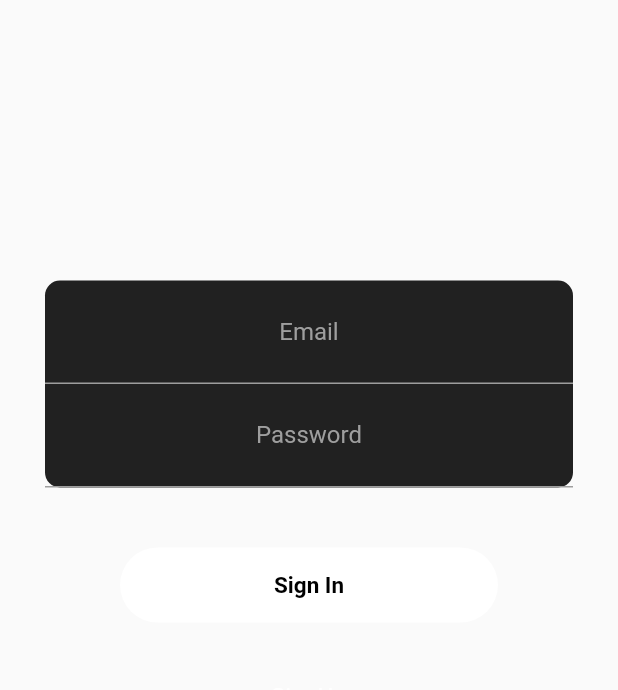
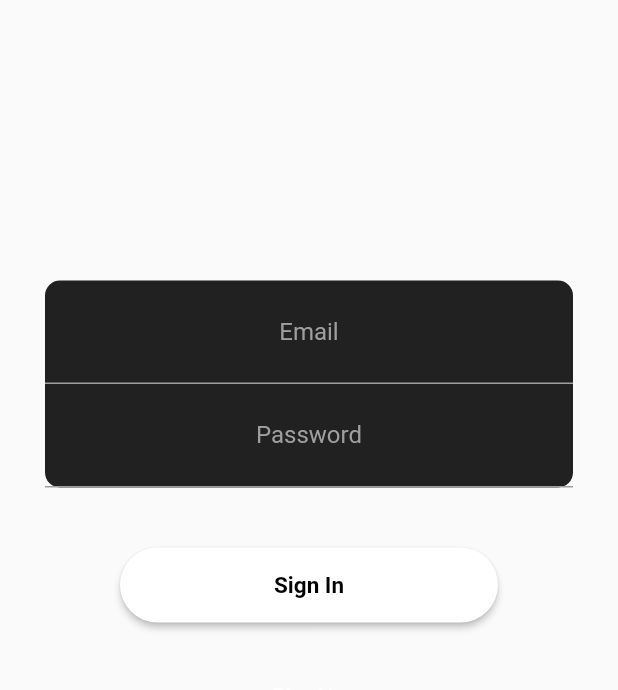
Before and after one commit to Rabeea-R/fitness_app, a Flutter app: the Input widget shown alone on an empty page, opened directly, on a phone screen of 412 x 824 dp, the part 480-1170 px from its top. Run offline on Flutter 3.47's test engine with Material 2 defaults, Android fonts, the phone set to English and light mode, and no system bars; our stand-ins replace intro_slider.

Commit message:
button changes

```diff
--- a/fitness_app/lib/input.dart
+++ b/fitness_app/lib/input.dart
@@ -21,7 +21,7 @@ class Input extends StatelessWidget {
               ),
             ),
           ),
-          SizedBox(
+          const SizedBox(
             height: 40,
           ),
           Container(
@@ -29,14 +29,14 @@ class Input extends StatelessWidget {
                 color: Colors.black87, borderRadius: BorderRadius.circular(10)),
             child: InputField(),
           ),
-          SizedBox(
+          const SizedBox(
             height: 40,
           ),
           LoginButtons(),
-          SizedBox(
+          const SizedBox(
             height: 40,
           ),
-          Text(
+          const Text(
             "SignUp",
             style: TextStyle(
               color: Colors.white,
--- a/fitness_app/lib/loginbuttons.dart
+++ b/fitness_app/lib/loginbuttons.dart
@@ -1,4 +1,5 @@
 import 'package:flutter/material.dart';
+import 'plans.dart';
 
 class LoginButtons extends StatelessWidget {
   @override
@@ -6,15 +7,37 @@ class LoginButtons extends StatelessWidget {
     return Container(
       height: 50,
       margin: EdgeInsets.symmetric(horizontal: 50),
-      decoration: BoxDecoration(
-        color: Colors.white,
-        borderRadius: BorderRadius.circular(30),
-      ),
-      child: Center(
-        child: Text(
-          "Sign In",
-          style: TextStyle(
-              color: Colors.black, fontSize: 15, fontWeight: FontWeight.bold),
+
+      // decoration: BoxDecoration(
+      //   color: Colors.white,
+      //   borderRadius: BorderRadius.circular(30),
+      // ),
+      // child: const Center(
+      //   child: Text(
+      //     "Sign In",
+      //     style: TextStyle(
+      //         color: Colors.black, fontSize: 15, fontWeight: FontWeight.bold),
+      //   ),
+      // ),
+      child: ElevatedButton(
+        onPressed: () {
+          Navigator.push(
+            context,
+            MaterialPageRoute(builder: (context) => Plans()),
+          );
+        },
+        style: TextButton.styleFrom(
+          backgroundColor: Colors.white,
+          shape: RoundedRectangleBorder(
+            borderRadius: new BorderRadius.circular(30.0),
+          ),
+        ),
+        child: Center(
+          child: Text(
+            'Sign In',
+            style: TextStyle(
+                color: Colors.black, fontSize: 15, fontWeight: FontWeight.bold),
+          ),
         ),
       ),
     );
--- a/fitness_app/lib/main.dart
+++ b/fitness_app/lib/main.dart
@@ -1,9 +1,11 @@
 import 'package:fitness_app/login_page.dart';
+import 'package:fitness_app/plans.dart';
 import 'package:flutter/material.dart';
 import 'dart:async';
 import 'slider1.dart';
 import 'package:intro_slider/intro_slider.dart';
 import 'package:intro_slider/slide_object.dart';
+import 'plans.dart';
 
 void main() {
   runApp(const MyApp());
@@ -24,7 +26,8 @@ class MyApp extends StatelessWidget {
         debugShowCheckedModeBanner: false,
         routes: {
           Sliderr.routeName: (context) => Sliderr(),
-          Login_Page.routeName: (context) => Login_Page()
+          Login_Page.routeName: (context) => Login_Page(),
+          Plans.routeName: (context) => Plans()
         });
   }
 }
```
Also changed, not shown: fitness_app/lib/plans.dart (added, +16 -0 lines).
